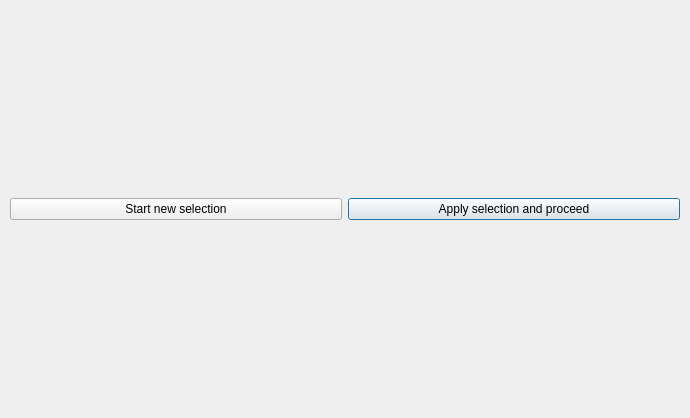
This is 3drekonstruktionspeiseroehre/ui-files/xray_region_selection_window_design.ui in ds-lab/EsophagusVisualization as Qt 5 draws it before an edit. The edited form follows.
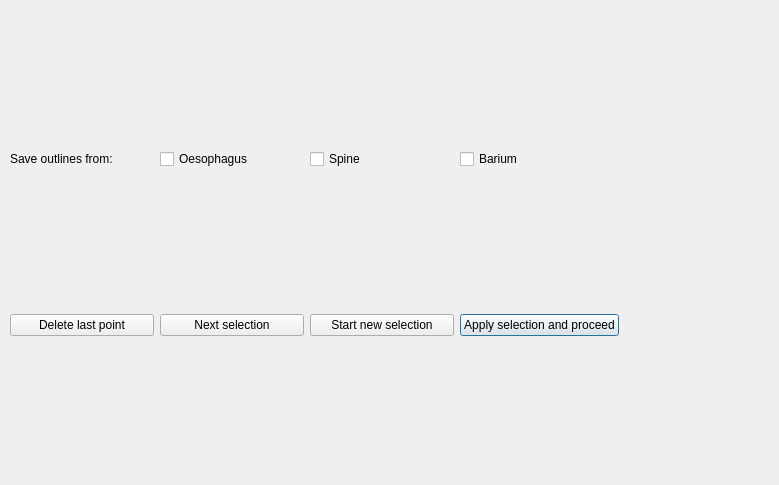
This is the edited form.

```diff
--- a/3drekonstruktionspeiseroehre/ui-files/xray_region_selection_window_design.ui
+++ b/3drekonstruktionspeiseroehre/ui-files/xray_region_selection_window_design.ui
@@ -6,8 +6,8 @@
    <rect>
     <x>0</x>
     <y>0</y>
-    <width>690</width>
-    <height>418</height>
+    <width>779</width>
+    <height>485</height>
    </rect>
   </property>
   <property name="windowTitle">
@@ -27,14 +27,52 @@
     <property name="bottomMargin">
      <number>10</number>
     </property>
-    <item row="1" column="0">
+    <item row="1" column="3">
+     <widget class="QCheckBox" name="barium">
+      <property name="text">
+       <string>Barium</string>
+      </property>
+     </widget>
+    </item>
+    <item row="2" column="1">
+     <widget class="QPushButton" name="nextSelection_button">
+      <property name="text">
+       <string>Next selection</string>
+      </property>
+     </widget>
+    </item>
+    <item row="1" column="2">
+     <widget class="QCheckBox" name="spine">
+      <property name="text">
+       <string>Spine</string>
+      </property>
+     </widget>
+    </item>
+    <item row="2" column="2">
      <widget class="QPushButton" name="reset_button">
       <property name="text">
        <string>Start new selection</string>
       </property>
      </widget>
     </item>
-    <item row="1" column="1">
+    <item row="1" column="0">
+     <widget class="QLabel" name="label">
+      <property name="text">
+       <string>Save outlines from: </string>
+      </property>
+     </widget>
+    </item>
+    <item row="0" column="0" colspan="5">
+     <layout class="QGridLayout" name="gridLayout"/>
+    </item>
+    <item row="2" column="0">
+     <widget class="QPushButton" name="deletePoint_button">
+      <property name="text">
+       <string>Delete last point</string>
+      </property>
+     </widget>
+    </item>
+    <item row="2" column="3">
      <widget class="QPushButton" name="apply_button">
       <property name="sizePolicy">
        <sizepolicy hsizetype="Preferred" vsizetype="Fixed">
@@ -50,8 +88,12 @@
       </property>
      </widget>
     </item>
-    <item row="0" column="0" colspan="2">
-     <layout class="QGridLayout" name="gridLayout"/>
+    <item row="1" column="1">
+     <widget class="QCheckBox" name="oesophagus">
+      <property name="text">
+       <string>Oesophagus</string>
+      </property>
+     </widget>
     </item>
    </layout>
   </widget>
```
Left out of the diff: 4 changed lines with no effect on the pictures.
